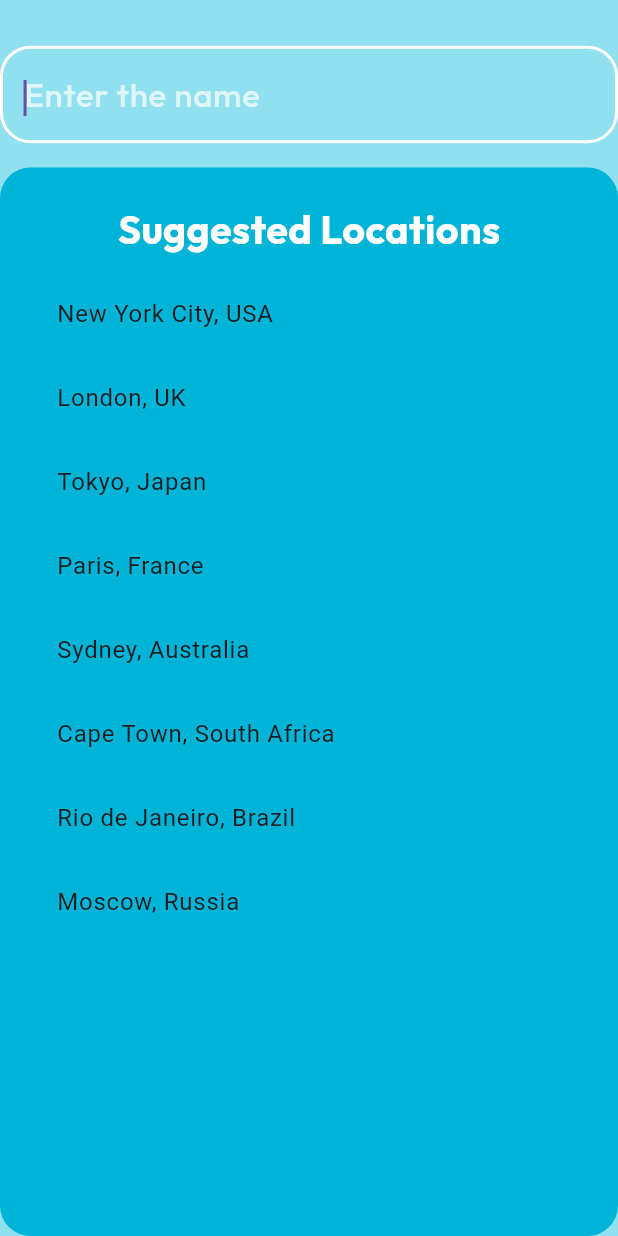
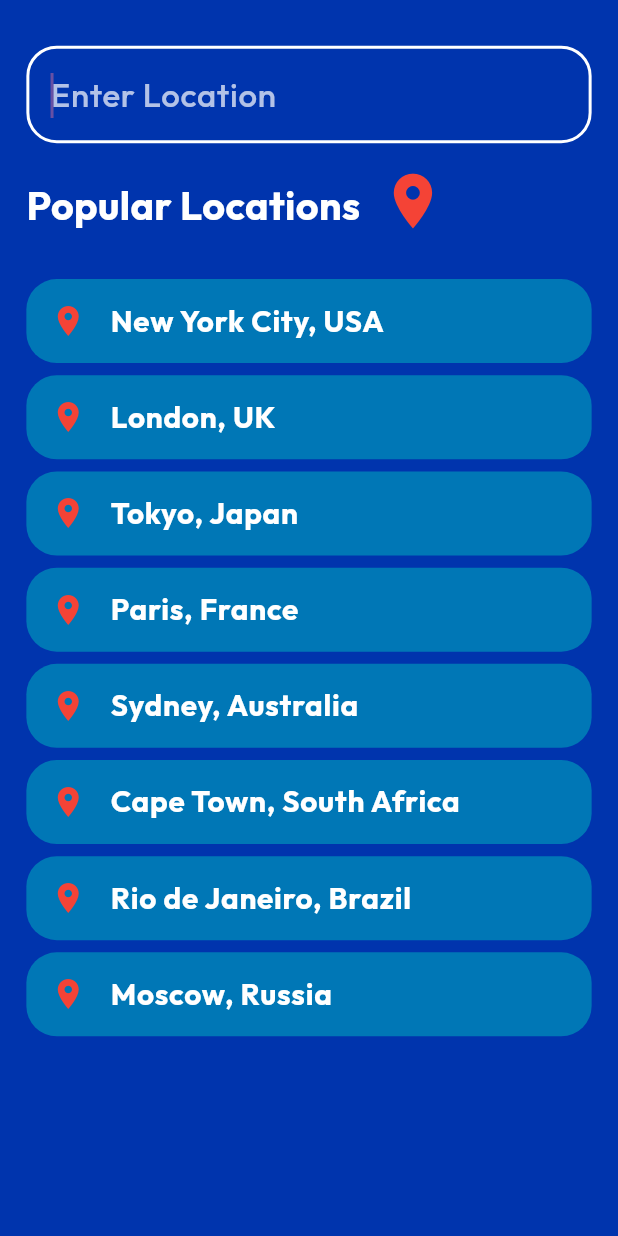
Before and after one commit to 1Shibam/my_weather_reader, a Flutter app: the SearchScreen screen opened by its route, on a phone screen of 412 x 824 dp. Run offline on Flutter 3.47's test engine with Material 3 defaults, Android fonts, the phone set to English and light mode, and no system bars; our stand-ins replace dio, flutter_riverpod, flutter_screenutil, geolocator, go_router, riverpod and 2 more; accounts and stored records are empty.

Commit message:
adds shimmer package for better loading

```diff
--- a/lib/Widgets/custom_text_filed.dart
+++ b/lib/Widgets/custom_text_filed.dart
@@ -23,6 +23,7 @@ class CustomTextFiled extends StatelessWidget {
   @override
   Widget build(BuildContext context) {
     return TextField(
+      style: AppTextStyles.bold,
       controller: controller,
       focusNode: focusNode,
       onTap: onTap,
--- a/lib/screens/search_screen.dart
+++ b/lib/screens/search_screen.dart
@@ -7,26 +7,30 @@ import 'package:my_weather_reader/Widgets/custom_text_filed.dart';
 import 'package:my_weather_reader/providers/search_suggestions_provider.dart';
 import 'package:my_weather_reader/themes/app_colors.dart';
 import 'package:my_weather_reader/themes/text_styles.dart';
+import 'package:shimmer/shimmer.dart';
 
-class SearchScreen extends StatefulWidget {
+final searchQueryProvider = StateProvider<String>((ref) => '');
+
+class SearchScreen extends ConsumerStatefulWidget {
   const SearchScreen({super.key});
 
   @override
-  State<StatefulWidget> createState() => _SearchScreenState();
+  ConsumerState<ConsumerStatefulWidget> createState() => _SearchScreenState();
 }
 
-class _SearchScreenState extends State<SearchScreen> {
+class _SearchScreenState extends ConsumerState<SearchScreen> {
   final TextEditingController searchController = TextEditingController();
   Timer? _debounce;
 
   void onSearchChanged(String query, WidgetRef ref) {
+    ref.read(searchQueryProvider.notifier).state = query;
     if (_debounce?.isActive ?? false) {
       _debounce?.cancel();
     }
-    if (query.isNotEmpty) {
-      _debounce = Timer(const Duration(milliseconds: 600), () {
+    if (query.trim().isNotEmpty) {
+      ref.read(searchQueryProvider.notifier).state = query;
+      _debounce = Timer(const Duration(milliseconds: 300), () {
         ref.read(searchSuggestionsProvider.notifier).fetchSuggestions(query);
-        print(query);
       });
     } else {
       ref.read(searchSuggestionsProvider.notifier).fetchSuggestions(query);
@@ -34,12 +38,32 @@ class _SearchScreenState extends State<SearchScreen> {
   }
 
   @override
+  void dispose() {
+    searchController.dispose();
+    super.dispose();
+  }
+
+  @override
   Widget build(BuildContext context) {
-    return Scaffold(
-      backgroundColor: AppColors.lightBlueShade,
+    final searchQuery = ref.watch(searchQueryProvider);
+
+    return SafeArea(
+      child: Scaffold(
+        backgroundColor: AppColors.darkBlue,
+        resizeToAvoidBottomInset: false,
         body: Column(
           mainAxisSize: MainAxisSize.min,
           mainAxisAlignment: MainAxisAlignment.start,
+          crossAxisAlignment: CrossAxisAlignment.start,
+          children: [
+            Container(
+              margin: EdgeInsets.only(
+                left: 16.w,
+                right: 16.w,
+              ),
+              padding: EdgeInsets.only(bottom: 20.h),
+              color: AppColors.darkBlue,
+              child: Column(
                 children: [
                   SizedBox(
                     height: 30.h,
@@ -48,11 +72,11 @@ class _SearchScreenState extends State<SearchScreen> {
                     builder: (context, ref, child) {
                       return CustomTextFiled(
                         autoFocus: true,
-                hintText: 'Enter the name',
+                        hintText: 'Enter Location',
                         label: '',
                         controller: searchController,
                         onChanged: (value) {
-                  onSearchChanged(value, ref);
+                          onSearchChanged(value.trim(), ref);
                         },
                       );
                     },
@@ -60,34 +84,81 @@ class _SearchScreenState extends State<SearchScreen> {
                   SizedBox(
                     height: 16.h,
                   ),
-          Expanded(
-            child: Container(
-              decoration: BoxDecoration(
-                  color: AppColors.skyBlue,
-                  borderRadius: BorderRadius.circular(20.r)),
-              padding: EdgeInsets.all(20.w),
-              child: Column(
-
+                  searchQuery.trim().isEmpty
+                      ? Row(
+                          crossAxisAlignment: CrossAxisAlignment.end,
                           children: [
-                  if (searchController.text.trim().isEmpty)
-                    Padding(
-                      padding: EdgeInsets.only(bottom: 10.h),
-                      child: Text(
-                        'Suggested Locations',
+                            Text(
+                              'Popular Locations',
                               style: AppTextStyles.heading1,
                             ),
+                            SizedBox(
+                              width: 12.w,
+                            ),
+                            Icon(
+                              Icons.location_on,
+                              color: Colors.red,
+                              size: 40.spMax,
+                            )
+                          ],
+                        )
+                      : Row(
+                          crossAxisAlignment: CrossAxisAlignment.end,
+                          children: [
+                            Text(
+                              'Suggested Location',
+                              style: AppTextStyles.heading1,
+                            ),
+                            SizedBox(
+                              width: 12.w,
+                            ),
+                            Icon(
+                              Icons.location_on,
+                              color: Colors.red,
+                              size: 40.spMax,
+                            )
+                          ],
+                        ),
+                ],
+              ),
+            ),
+            Expanded(
+              child: Padding(
+                padding: EdgeInsets.symmetric(horizontal: 16.w),
+                child: Column(
+                  crossAxisAlignment: CrossAxisAlignment.start,
+                  children: [
+                    SizedBox(
+                      height: 6.h,
                     ),
                     Expanded(
                       child: Consumer(
                         builder: (context, ref, child) {
-                        final suggestions = ref.watch(searchSuggestionsProvider);
+                          final suggestions =
+                              ref.watch(searchSuggestionsProvider);
                           return suggestions.when(
                               data: (locations) {
                                 return ListView.builder(
+                                  shrinkWrap: true,
                                   itemCount: locations.length,
                                   itemBuilder: (context, index) {
-                                  return ListTile(
-                                    title: Text(locations[index].displayName!),
+                                    return Padding(
+                                      padding:
+                                          EdgeInsets.symmetric(vertical: 4.h),
+                                      child: ListTile(
+                                        leading: const Icon(
+                                          Icons.location_on,
+                                          color: Colors.red,
+                                        ),
+                                        tileColor: AppColors.waterBlue,
+                                        shape: RoundedRectangleBorder(
+                                            borderRadius:
+                                                BorderRadius.circular(20.r)),
+                                        title: Text(
+                                          locations[index].displayName!,
+                                          style: AppTextStyles.bold,
+                                        ),
+                                      ),
                                     );
                                   },
                                 );
@@ -100,8 +171,20 @@ class _SearchScreenState extends State<SearchScreen> {
                                   ),
                                 );
                               },
-                            loading: () => const Center(
-                                  child: CircularProgressIndicator(),
+                              loading: () => Shimmer.fromColors(
+                                    baseColor: Colors.blueGrey[300]!,
+                                    highlightColor: Colors.blueGrey[100]!,
+                                    child: SingleChildScrollView(
+                                      child: Padding(
+                                        padding: EdgeInsets.only(top: 16.h),
+                                        child: Column(
+                                          children: List.generate(
+                                            10, // Limit to 5 shimmer items to avoid overflow
+                                            (index) => _buildShimmerItem(),
+                                          ),
+                                        ),
+                                      ),
+                                    ),
                                   ));
                         },
                       ),
@@ -112,6 +195,21 @@ class _SearchScreenState extends State<SearchScreen> {
             )
           ],
         ),
+      ),
     );
   }
 }
+
+Widget _buildShimmerItem() {
+  return Padding(
+    padding: const EdgeInsets.symmetric(vertical: 8.0),
+    child: Container(
+      height: 50.h, // Fixed height for shimmer item
+      width: double.infinity,
+      decoration: BoxDecoration(
+        color: const Color.fromARGB(255, 234, 234, 234).withOpacity(0.3),
+        borderRadius: BorderRadius.circular(20.r),
+      ),
+    ),
+  );
+}
--- a/lib/screens/weather_home_screen.dart
+++ b/lib/screens/weather_home_screen.dart
@@ -17,8 +17,7 @@ class WeatherHomeScreen extends ConsumerStatefulWidget {
 class _WeatherHomeScreenState extends ConsumerState<WeatherHomeScreen> {
   @override
   Widget build(BuildContext context) {
-    return SafeArea(
-      child: Scaffold(
+    return Scaffold(
       appBar: AppBar(
         shadowColor: Colors.transparent,
         backgroundColor: Colors.transparent,
@@ -56,7 +55,6 @@ class _WeatherHomeScreenState extends ConsumerState<WeatherHomeScreen> {
           ),
         ],
       ),
-      ),
     );
   }
 }
--- a/pubspec.yaml
+++ b/pubspec.yaml
@@ -49,6 +49,7 @@ dependencies:
   sqflite: ^2.4.1
   flutter_screenutil: ^5.9.3
   go_router: ^14.8.0
+  shimmer: ^3.0.0
 dev_dependencies:
   flutter_test:
     sdk: flutter
```
Also changed, not shown: pubspec.lock. Lines whose indentation alone changed are shown as unchanged.
